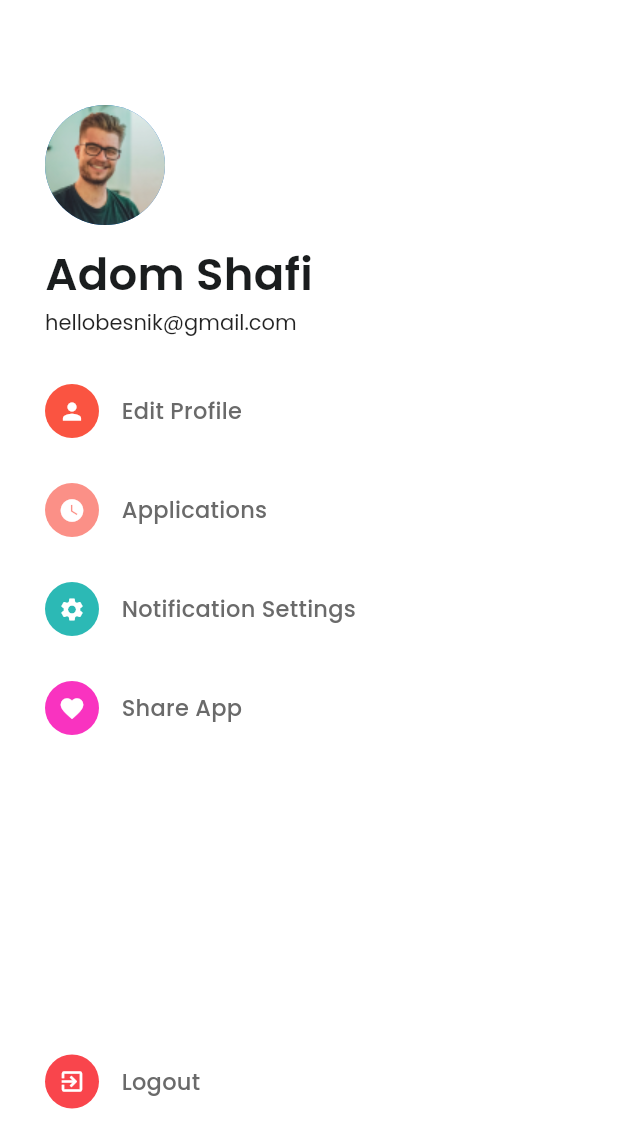
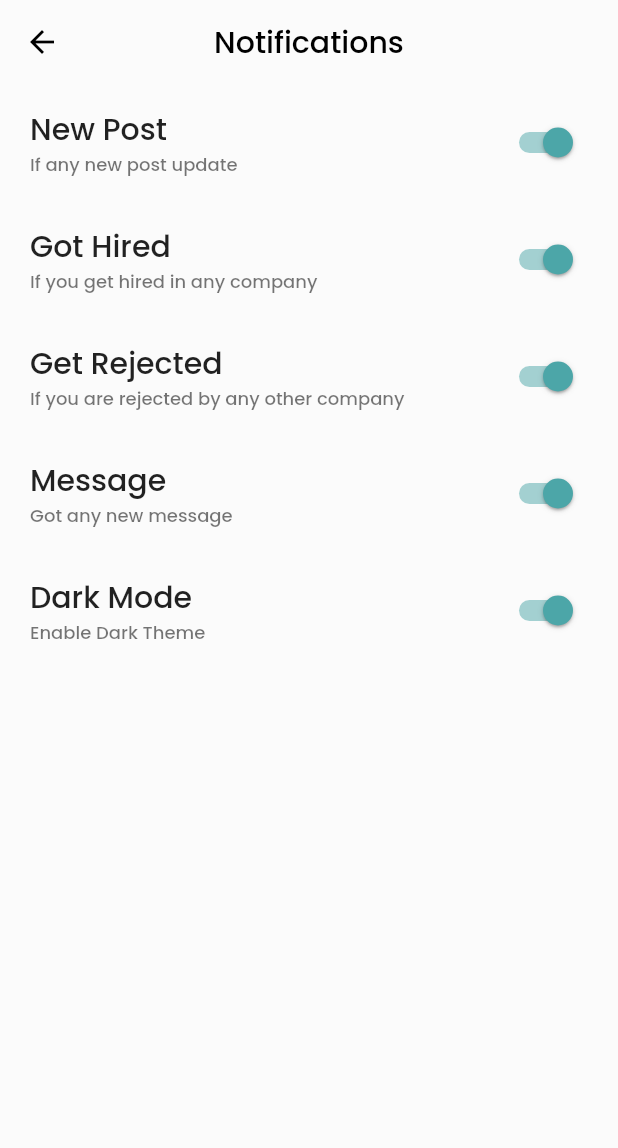
Before and after one commit to airacalins/ffuf_20220525_capstone2, a Flutter app: the DrawerNavBar screen opened directly, after a tap on "Notification Settings", on a phone screen of 412 x 824 dp. Shown: the top 1148 px of the screen. Run offline on Flutter 3.47's test engine with Material 2 defaults, Android fonts, the phone set to English and light mode, and no system bars; our stand-ins replace flutter_svg.

Commit message:
added screens for drawer navigator

```diff
--- a/lib/routes/routes.dart
+++ b/lib/routes/routes.dart
@@ -8,7 +8,10 @@ class RouteManager {
   static const String registerScreen = '/register';
   static const String appScreen = '/appScreen';
   static const String homeScreen = '/homeScreen';
+  static const String editProfileScreen = '/editProfileScreen';
   static const String applicationScreen = '/applicationsScreen';
+  static const String notificationScreen = '/notificationScreen';
+  static const String shareAppScreen = '/shareAppScreen';
 
   static Route<dynamic> generateRoute(RouteSettings settings) {
     switch (settings.name) {
@@ -32,9 +35,21 @@ class RouteManager {
         return MaterialPageRoute(
           builder: (context) => HomeScreen(),
         );
+      case editProfileScreen:
+        return MaterialPageRoute(
+          builder: (context) => const EditProfileScreen(),
+        );
       case applicationScreen:
         return MaterialPageRoute(
           builder: (context) => ApplicationsScreen(),
+        );
+      case notificationScreen:
+        return MaterialPageRoute(
+          builder: (context) => const NotificationScreen(),
+        );
+      case shareAppScreen:
+        return MaterialPageRoute(
+          builder: (context) => const ShareAppScreen(),
         );
 
       // TODO: Not Found Page Screen
--- a/lib/screens/application/applications_screen.dart
+++ b/lib/screens/application/applications_screen.dart
@@ -5,7 +5,6 @@ import 'package:flutter_playground/providers/application_provider.dart';
 import 'package:provider/provider.dart';
 
 import 'package:flutter_playground/widgets/widgets.dart';
-import 'package:flutter_playground/models/models.dart';
 import 'package:flutter_playground/common/common.dart';
 import 'package:flutter_playground/routes/routes.dart';
 
--- /dev/null
+++ b/lib/screens/notification/notification_screen.dart
@@ -0,0 +1,64 @@
+// ignore_for_file: prefer_const_constructors
+
+import 'package:flutter/material.dart';
+import 'package:provider/provider.dart';
+
+import '../../common/common.dart';
+import 'package:flutter_playground/routes/routes.dart';
+import 'package:flutter_playground/widgets/widgets.dart';
+
+class NotificationScreen extends StatelessWidget {
+  const NotificationScreen({Key? key}) : super(key: key);
+
+  @override
+  Widget build(BuildContext context) {
+    final bottomNav = Provider.of<BottomNav>(context);
+    final drawerNav = Provider.of<DrawerNav>(context);
+
+    return Scaffold(
+      appBar: AppBar(
+        leading: IconButton(
+          icon: const Icon(
+            Icons.arrow_back,
+          ),
+          onPressed: () {
+            Navigator.of(context).pushReplacementNamed(RouteManager.homeScreen);
+            drawerNav.close();
+            bottomNav.homeScreen();
+          },
+        ),
+        title: Text('Notifications'),
+        centerTitle: true,
+      ),
+      body: Column(
+        children: [
+          NotificationSwitch(
+            title: 'New Post',
+            subtitle: 'If any new post update',
+            onSwitch: () {},
+          ),
+          NotificationSwitch(
+            title: 'Got Hired',
+            subtitle: 'If you get hired in any company',
+            onSwitch: () {},
+          ),
+          NotificationSwitch(
+            title: 'Get Rejected',
+            subtitle: 'If you are rejected by any other company',
+            onSwitch: () {},
+          ),
+          NotificationSwitch(
+            title: 'Message',
+            subtitle: 'Got any new message',
+            onSwitch: () {},
+          ),
+          NotificationSwitch(
+            title: 'Dark Mode',
+            subtitle: 'Enable Dark Theme',
+            onSwitch: () {},
+          ),
+        ],
+      ),
+    );
+  }
+}
--- a/lib/screens/screens.dart
+++ b/lib/screens/screens.dart
@@ -6,5 +6,8 @@ export 'package:flutter_playground/screens/app/splash_screen.dart';
 export 'package:flutter_playground/screens/application/applications_screen.dart';
 export 'package:flutter_playground/screens/job/job_details_screen.dart';
 export 'package:flutter_playground/screens/message/messages_screen.dart';
+export 'package:flutter_playground/screens/notification/notification_screen.dart';
+export 'package:flutter_playground/screens/share_app/share_app_screen.dart';
 export 'package:flutter_playground/screens/settings/settings_screen.dart';
+export 'package:flutter_playground/screens/user/edit_profile_screen.dart';
 export 'package:flutter_playground/screens/user/profile_screen.dart';
--- a/lib/screens/user/profile_screen.dart
+++ b/lib/screens/user/profile_screen.dart
@@ -18,7 +18,7 @@ class ProfileScreen extends StatelessWidget {
 
   @override
   Widget build(BuildContext context) {
-    final bottomNavData = Provider.of<BottomNav>(context);
+    final bottomNav = Provider.of<BottomNav>(context);
     final textTheme = Theme.of(context).textTheme;
 
     return Scaffold(
@@ -27,7 +27,7 @@ class ProfileScreen extends StatelessWidget {
           icon: const Icon(
             Icons.arrow_back,
           ),
-          onPressed: () => bottomNavData.onTap(0),
+          onPressed: () => bottomNav.homeScreen(),
         ),
         centerTitle: true,
         title: const Text(
--- a/lib/widgets/drawer_nav_bar/drawer_nav_bar.dart
+++ b/lib/widgets/drawer_nav_bar/drawer_nav_bar.dart
@@ -44,7 +44,8 @@ class DrawerNavBar extends StatelessWidget {
                 bgColor: const Color(0xfff9454c),
                 icon: Icons.exit_to_app,
                 title: 'Logout',
-                onTap: () => Navigator.of(context).pushReplacementNamed(RouteManager.loginScreen),
+                onTap: () => Navigator.of(context)
+                    .pushReplacementNamed(RouteManager.loginScreen),
                 textTheme: textTheme,
               )
             ],
@@ -84,35 +85,44 @@ class DrawerNavBar extends StatelessWidget {
           bgColor: const Color(0xfffa5441),
           icon: Icons.person,
           title: 'Edit Profile',
-          onTap: () => {},
+          onTap: () => Navigator.of(context)
+              .pushReplacementNamed(RouteManager.editProfileScreen),
           textTheme: textTheme,
         ),
         menuItem(
           bgColor: const Color(0xfffb9087),
           icon: Icons.watch_later,
           title: 'Applications',
-          onTap: () => Navigator.of(context).pushReplacementNamed(RouteManager.applicationScreen),
+          onTap: () => Navigator.of(context)
+              .pushReplacementNamed(RouteManager.applicationScreen),
           textTheme: textTheme,
         ),
         menuItem(
           bgColor: const Color(0xff2cb9b5),
           icon: Icons.settings,
           title: 'Notification Settings',
-          onTap: () => {},
+          onTap: () => Navigator.of(context)
+              .pushReplacementNamed(RouteManager.notificationScreen),
           textTheme: textTheme,
         ),
         menuItem(
           bgColor: const Color(0xfff933c0),
           icon: Icons.favorite,
           title: 'Share App',
-          onTap: () => {},
+          onTap: () => Navigator.of(context)
+              .pushReplacementNamed(RouteManager.shareAppScreen),
           textTheme: textTheme,
         ),
       ],
     );
   }
 
-  GestureDetector menuItem({required Color bgColor, required IconData icon, required String title, required Function onTap, required TextTheme textTheme}) {
+  GestureDetector menuItem(
+      {required Color bgColor,
+      required IconData icon,
+      required String title,
+      required Function onTap,
+      required TextTheme textTheme}) {
     return GestureDetector(
       onTap: () => onTap(),
       child: Container(
@@ -132,7 +142,8 @@ class DrawerNavBar extends StatelessWidget {
               padding: const EdgeInsets.only(left: 15),
               child: Text(
                 title,
-                style: textTheme.bodyText1!.merge(const TextStyle(fontWeight: FontWeight.w500)),
+                style: textTheme.bodyText1!
+                    .merge(const TextStyle(fontWeight: FontWeight.w500)),
               ),
             ),
           ],
--- /dev/null
+++ b/lib/widgets/specific_screens/notification_screen/notification_switch.dart
@@ -0,0 +1,52 @@
+import 'package:flutter/material.dart';
+
+import 'package:flutter_playground/themes/themes.dart';
+
+class NotificationSwitch extends StatelessWidget {
+  final String title;
+  final String subtitle;
+  final Function onSwitch;
+
+  const NotificationSwitch({
+    Key? key,
+    required this.title,
+    required this.subtitle,
+    required this.onSwitch,
+  }) : super(key: key);
+
+  @override
+  Widget build(BuildContext context) {
+    final textTheme = Theme.of(context).textTheme;
+
+    return Container(
+      padding: const EdgeInsets.symmetric(
+        horizontal: 20.0,
+        vertical: 15.0,
+      ),
+      child: Row(
+        crossAxisAlignment: CrossAxisAlignment.start,
+        mainAxisAlignment: MainAxisAlignment.spaceBetween,
+        children: [
+          Column(
+            crossAxisAlignment: CrossAxisAlignment.start,
+            children: [
+              Text(
+                title,
+                style: textTheme.headline6,
+              ),
+              Text(
+                subtitle,
+                style: textTheme.caption,
+              ),
+            ],
+          ),
+          Switch(
+            value: true,
+            onChanged: (val) => onSwitch(val),
+            activeColor: ColorTheme.primaryColor,
+          )
+        ],
+      ),
+    );
+  }
+}
```
Also changed, not shown: lib/common/bottom_nav.dart (+17 -3 lines), lib/screens/settings/settings_screen.dart (+4 -8 lines), lib/screens/share_app/share_app_screen.dart (added, +35 -0 lines), lib/screens/user/edit_profile_screen.dart (added, +35 -0 lines), lib/widgets/widgets.dart (+4 -3 lines), lib/widgets/specific_screens/job_details_screen/company_details.dart (renamed from lib/widgets/specific_screens/job_details/company_details.dart), lib/widgets/specific_screens/job_details_screen/job_details_tab.dart (renamed from lib/widgets/specific_screens/job_details/job_details_tab.dart), lib/widgets/specific_screens/job_details_screen/qualification_details.dart (renamed from lib/widgets/specific_screens/job_details/qualification_details.dart), 1 other file.
